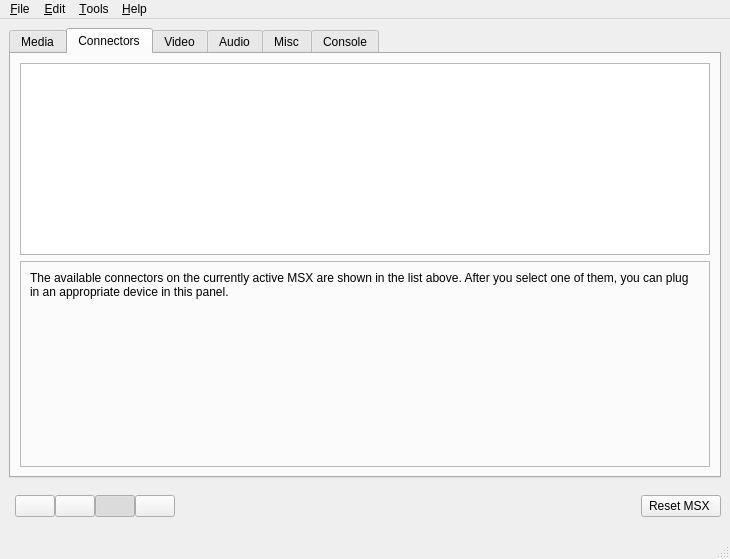
openMSX/catapult, file res/main.ui: the form before one commit.
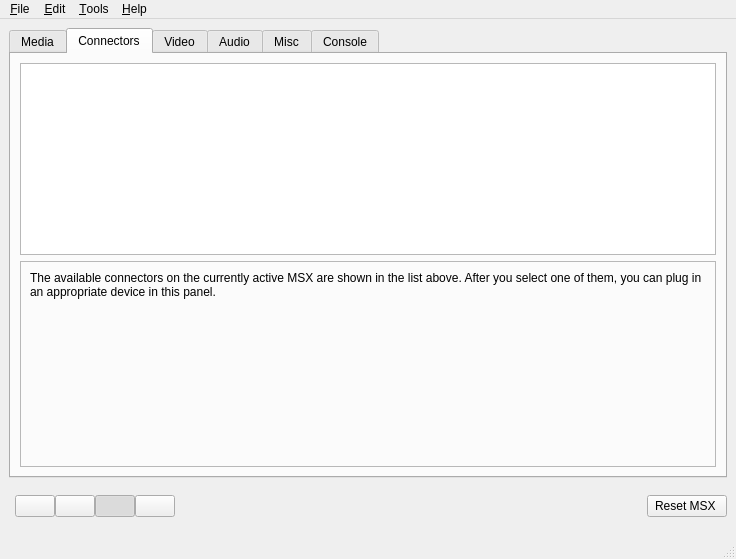
The form after the commit. The open tabs and pages were chosen to show the change. Icons and pictures are not drawn.

Commit message: Added quickload and quicksave of state

Patch:
```diff
--- a/res/main.ui
+++ b/res/main.ui
@@ -5,7 +5,7 @@
    <rect>
     <x>0</x>
     <y>0</y>
-    <width>562</width>
+    <width>736</width>
     <height>559</height>
    </rect>
   </property>
@@ -16,6 +16,14 @@
    <iconset>logo.png</iconset>
   </property>
   <widget class="QWidget" name="centralwidget" >
+   <property name="geometry" >
+    <rect>
+     <x>0</x>
+     <y>24</y>
+     <width>736</width>
+     <height>511</height>
+    </rect>
+   </property>
    <layout class="QGridLayout" >
     <item row="0" column="0" >
      <widget class="QTabWidget" name="tabWidget" >
@@ -1337,6 +1345,14 @@
        </layout>
       </widget>
       <widget class="QWidget" name="connectorTab" >
+       <property name="geometry" >
+        <rect>
+         <x>0</x>
+         <y>0</y>
+         <width>714</width>
+         <height>412</height>
+        </rect>
+       </property>
        <attribute name="title" >
         <string>Connectors</string>
        </attribute>
@@ -1405,23 +1421,19 @@
              <number>0</number>
             </property>
             <widget class="QWidget" name="infoConnectorPage" >
+             <property name="geometry" >
+              <rect>
+               <x>2</x>
+               <y>2</y>
+               <width>690</width>
+               <height>180</height>
+              </rect>
+             </property>
              <layout class="QGridLayout" >
               <property name="leftMargin" >
                <number>9</number>
               </property>
-              <property name="topMargin" >
-               <number>9</number>
-              </property>
-              <property name="rightMargin" >
-               <number>9</number>
-              </property>
-              <property name="bottomMargin" >
-               <number>9</number>
-              </property>
-              <property name="horizontalSpacing" >
-               <number>6</number>
-              </property>
-              <property name="verticalSpacing" >
+              <property name="spacing" >
                <number>6</number>
               </property>
               <item row="0" column="0" >
@@ -3600,8 +3612,8 @@
     <rect>
      <x>0</x>
      <y>0</y>
-     <width>562</width>
-     <height>28</height>
+     <width>736</width>
+     <height>24</height>
     </rect>
    </property>
    <widget class="QMenu" name="menu_Help" >
@@ -3650,7 +3662,16 @@
    <addaction name="menuTools" />
    <addaction name="menu_Help" />
   </widget>
-  <widget class="QStatusBar" name="statusbar" />
+  <widget class="QStatusBar" name="statusbar" >
+   <property name="geometry" >
+    <rect>
+     <x>0</x>
+     <y>535</y>
+     <width>736</width>
+     <height>24</height>
+    </rect>
+   </property>
+  </widget>
   <action name="action_AboutCatapult" >
    <property name="text" >
     <string>&amp;About openMSX Catapult</string>
```
Left out of the diff: 753 changed lines with no effect on the pictures. The commit also changes 2 other files.
